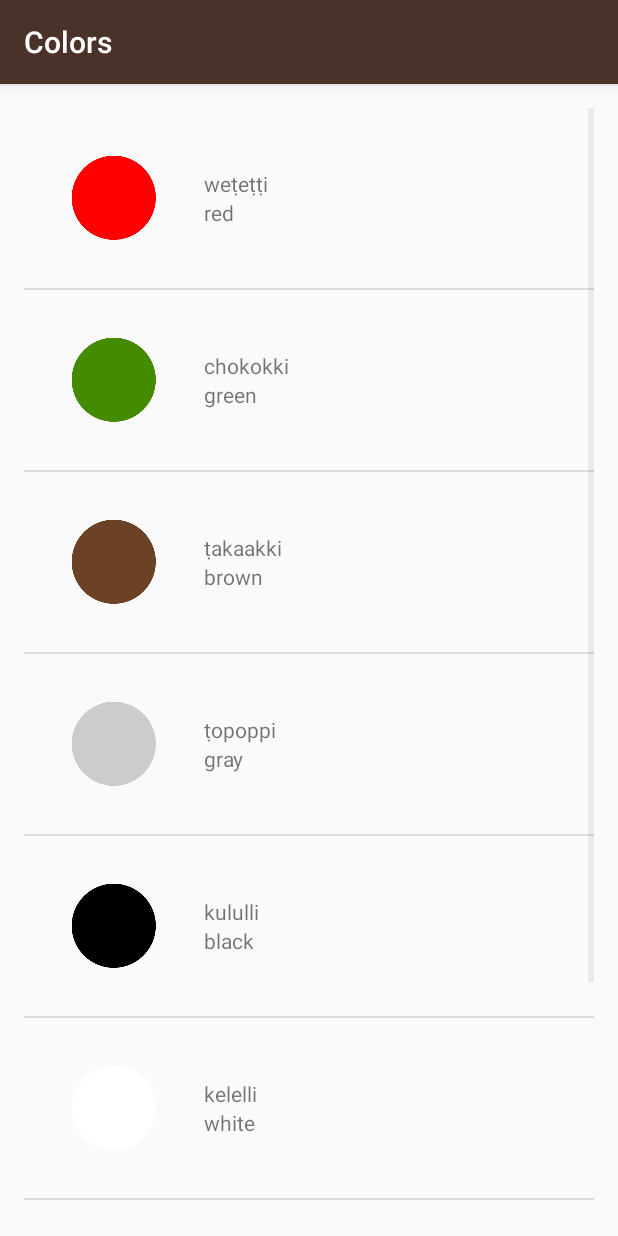
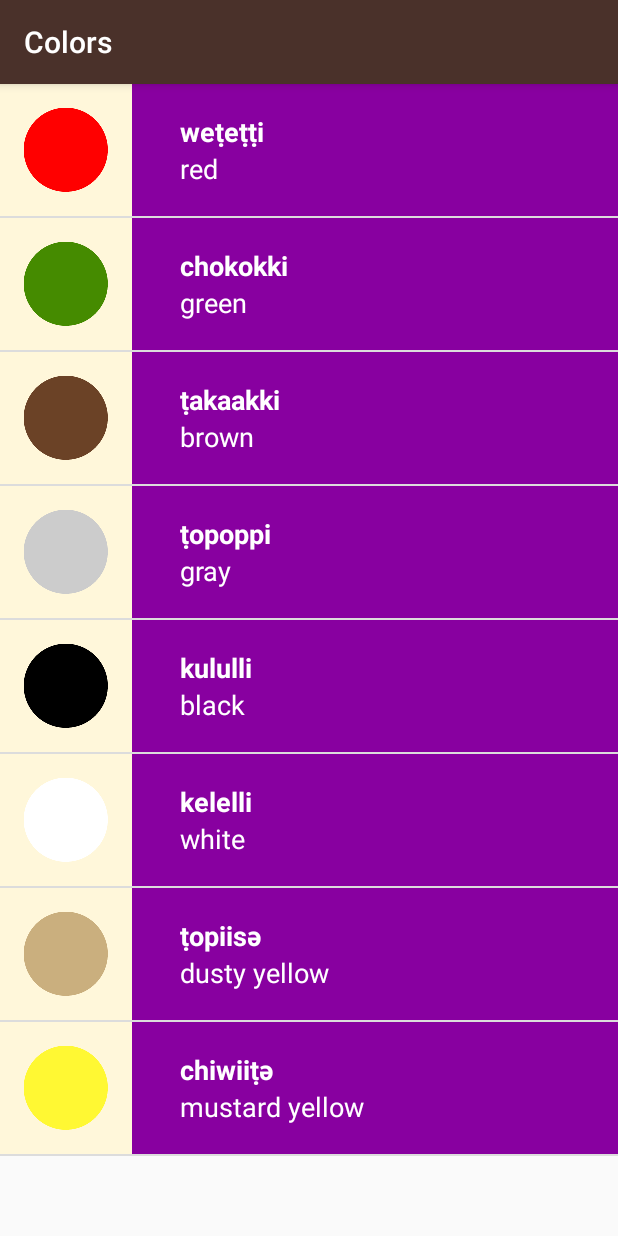
Before and after one commit to Altamarit/Learn_MultiScreen, an Android app: the ColorsActivity screen opened directly, with no data from a screen before it, on a phone screen of 412 x 824 dp. Run offline under Robolectric (Android 15) with nearby library versions, the phone set to English and light mode, and no system bars.

Commit message:
Final version with all colors

```diff
--- a/app/src/main/java/com/example/android/miwok/ColorsActivity.java
+++ b/app/src/main/java/com/example/android/miwok/ColorsActivity.java
@@ -26,15 +26,11 @@
 
 
         //  Create array adapter
-//        ArrayAdapter<Word> itemsAdapter = new ArrayAdapter<Word>(this, android.R.layout.simple_list_item_1, words);
-        WordAdapter itemsAdapter = new WordAdapter(this, words);
+        WordAdapter itemsAdapter = new WordAdapter(this, words,R.color.category_colors);
 
         //  Localize the ListView
         ListView listView = (ListView) findViewById(R.id.list);
         //  Pass the array adapter into the ListView
         listView.setAdapter(itemsAdapter);
-
-        // set the color background
-//        listView.setBackgroundColor(getColor(R.color.category_colors));
     }
 }
--- a/app/src/main/java/com/example/android/miwok/NumbersActivity.java
+++ b/app/src/main/java/com/example/android/miwok/NumbersActivity.java
@@ -27,8 +27,7 @@
         words.add(new Word("ten", "na'aacha",R.drawable.number_ten));
 
         //  Create array adapter
-//        ArrayAdapter<Word> itemsAdapter = new ArrayAdapter<Word>(this, android.R.layout.simple_list_item_1, words);
-        WordAdapter itemsAdapter = new WordAdapter(this, words);
+        WordAdapter itemsAdapter = new WordAdapter(this, words,R.color.category_numbers);
 
         //  Localize the ListView
         ListView listView = (ListView) findViewById(R.id.list);
--- a/app/src/main/java/com/example/android/miwok/PhrasesActivity.java
+++ b/app/src/main/java/com/example/android/miwok/PhrasesActivity.java
@@ -27,8 +27,7 @@
         words.add(new Word("Come here.", "әnni'nem"));
 
         //  Create array adapter
-//        ArrayAdapter<Word> itemsAdapter = new ArrayAdapter<Word>(this, android.R.layout.simple_list_item_1, words);
-        WordAdapter itemsAdapter = new WordAdapter(this, words);
+        WordAdapter itemsAdapter = new WordAdapter(this, words,R.color.category_phrases);
 
         //  Localize the ListView
         ListView listView = (ListView) findViewById(R.id.list);
--- a/app/src/main/java/com/example/android/miwok/Word.java
+++ b/app/src/main/java/com/example/android/miwok/Word.java
@@ -1,5 +1,8 @@
 package com.example.android.miwok;
 
+
+import static java.lang.Boolean.FALSE;
+import static java.lang.Boolean.TRUE;
 
 /**
  * Created by s238780 on 22/02/2017.
@@ -11,18 +14,20 @@
     private String mDefaultTranslation;
     private String mMiwokTranslation;
     private int mImageId; // path to the image
-
+    private boolean mHasImageProvided =FALSE ;
 
     // constructor withOUT image
     public Word(String defaultTranslation, String miwokTranslation) {
         mDefaultTranslation = defaultTranslation;
         mMiwokTranslation = miwokTranslation;
+        mHasImageProvided = FALSE;
     }
     // constructor with image
     public Word(String defaultTranslation, String miwokTranslation, int imageId) {
         mImageId = imageId;
         mDefaultTranslation = defaultTranslation;
         mMiwokTranslation = miwokTranslation;
+        mHasImageProvided = TRUE;
     }
     public int getImage(){
         return  mImageId;
@@ -34,4 +39,8 @@
         return  mMiwokTranslation;
     }
 
+    public boolean hasImage(){
+        return mHasImageProvided;
+    }
+
 }
--- a/app/src/main/java/com/example/android/miwok/WordAdapter.java
+++ b/app/src/main/java/com/example/android/miwok/WordAdapter.java
@@ -1,11 +1,13 @@
 package com.example.android.miwok;
 
 import android.app.Activity;
+import android.support.v4.content.ContextCompat;
 import android.view.LayoutInflater;
 import android.view.View;
 import android.view.ViewGroup;
 import android.widget.ArrayAdapter;
 import android.widget.ImageView;
+import android.widget.LinearLayout;
 import android.widget.TextView;
 
 import java.util.ArrayList;
@@ -17,6 +19,7 @@
 public class WordAdapter extends ArrayAdapter<Word> {
 
     private static final String LOG_TAG = ArrayAdapter.class.getSimpleName();
+    private int mColorResourceId;
 
     /**
      * The context is used to inflate the layout file, and the list is the data we want
@@ -25,12 +28,13 @@
      * @param context The current context. Used to inflate the layout file.
      * @param word    A List of Word objects to display in a list
      */
-    public WordAdapter(Activity context, ArrayList<Word> word) {
+    public WordAdapter(Activity context, ArrayList<Word> word, int colorResourceId) {
         // Here, we initialize the ArrayAdapter's internal storage for the context and the list.
         // the second argument is used when the ArrayAdapter is populating a single TextView.
         // Because this is a custom adapter for two TextViews and an ImageView, the adapter is not
         // going to use this second argument, so it can be any value. Here, we used 0.
         super(context, 0, word);
+        mColorResourceId=colorResourceId;
     }
 
     /**
@@ -68,14 +72,18 @@
 
         // Find the TextView in the list_item.xml layout with the ID image
         ImageView image = (ImageView) listItemView.findViewById(R.id.img_image);
-        // Get the English/Default translation from the current object pair (Miwok/English) and set
-        // this text on the default TextView
-        image.setImageResource((currentWord.getImage()));
+        if (currentWord.hasImage()) {
+            image.setImageResource(currentWord.getImage());
+            image.setVisibility(View.VISIBLE);
+        } else {
+            image.setVisibility(View.GONE);
+        }
 
+        LinearLayout layTranslations = (LinearLayout) listItemView.findViewById(R.id.lay_translations);
+        layTranslations.setBackgroundColor(ContextCompat.getColor(getContext(),mColorResourceId));
 
         // Return the whole list item layout (containing 2 TextViews)
         // so that it can be shown in the ListView
         return listItemView;
-
     }
 }
--- a/app/src/main/res/layout/list_item.xml
+++ b/app/src/main/res/layout/list_item.xml
@@ -6,30 +6,32 @@
     android:layout_height="wrap_content"
     android:gravity="center_vertical"
     android:minHeight="?android:attr/listPreferredItemHeight"
-    android:orientation="horizontal"
-    android:padding="16dp">
+    android:orientation="horizontal">
 
     <ImageView
         android:id="@+id/img_image"
-        android:layout_width="wrap_content"
-        android:layout_height="wrap_content" />
+        android:layout_width="88dp"
+        android:layout_height="88dp"
+        android:background="@color/tan_background" />
 
     <LinearLayout
+        android:id="@+id/lay_translations"
         android:layout_width="0dp"
-        android:layout_height="wrap_content"
+        android:layout_height="88dp"
         android:layout_weight="1"
+        android:gravity="center_vertical"
         android:orientation="vertical"
         android:paddingLeft="16dp">
 
         <TextView
             android:id="@+id/lbl_miwok_translation"
-            android:layout_width="wrap_content"
-            android:layout_height="wrap_content" />
+            style="@style/ListStyle"
+            android:textStyle="bold" />
+
 
         <TextView
             android:id="@+id/lbl_default_translation"
-            android:layout_width="wrap_content"
-            android:layout_height="wrap_content" />
+            style="@style/ListStyle" />
 
     </LinearLayout>
 
--- a/app/src/main/res/layout/word_list.xml
+++ b/app/src/main/res/layout/word_list.xml
@@ -4,9 +4,4 @@
     android:layout_width="match_parent"
     android:layout_height="match_parent"
     android:orientation="vertical"
-    android:paddingBottom="@dimen/activity_vertical_margin"
-    android:paddingLeft="@dimen/activity_horizontal_margin"
-    android:paddingRight="@dimen/activity_horizontal_margin"
-    android:paddingTop="@dimen/activity_vertical_margin"
     />
-    <!---->
--- a/app/src/main/res/values/styles.xml
+++ b/app/src/main/res/values/styles.xml
@@ -28,6 +28,17 @@
         <item name="android:padding">16dp</item>
         <item name="android:textColor">@android:color/white</item>
         <item name="android:textStyle">bold</item>
+        <item name="android:textSize">18sp</item>
         <item name="android:textAppearance">?android:textAppearanceMedium</item>
     </style>
+
+    <!-- Style for a list -->
+    <style name="ListStyle">
+        <item name="android:layout_width">wrap_content</item>
+        <item name="android:layout_height">wrap_content</item>
+        <item name="android:paddingLeft">16dp</item>
+        <item name="android:textColor">@android:color/white</item>
+        <item name="android:textSize">18sp</item>
+        <!--<item name="android:textAppearance">?android:textAppearanceMedium</item>-->
+    </style>
 </resources>
```
Also changed, not shown: app/src/main/java/com/example/android/miwok/FamilyActivity.java (+11 -12 lines), app/src/main/res/layout/activity_main.xml (+2 -17 lines).
